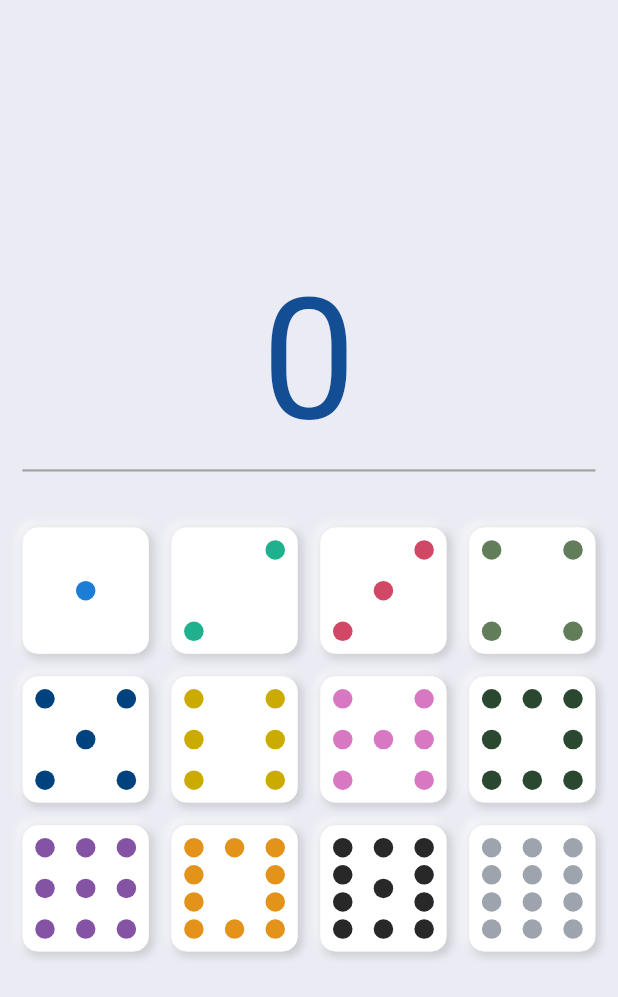
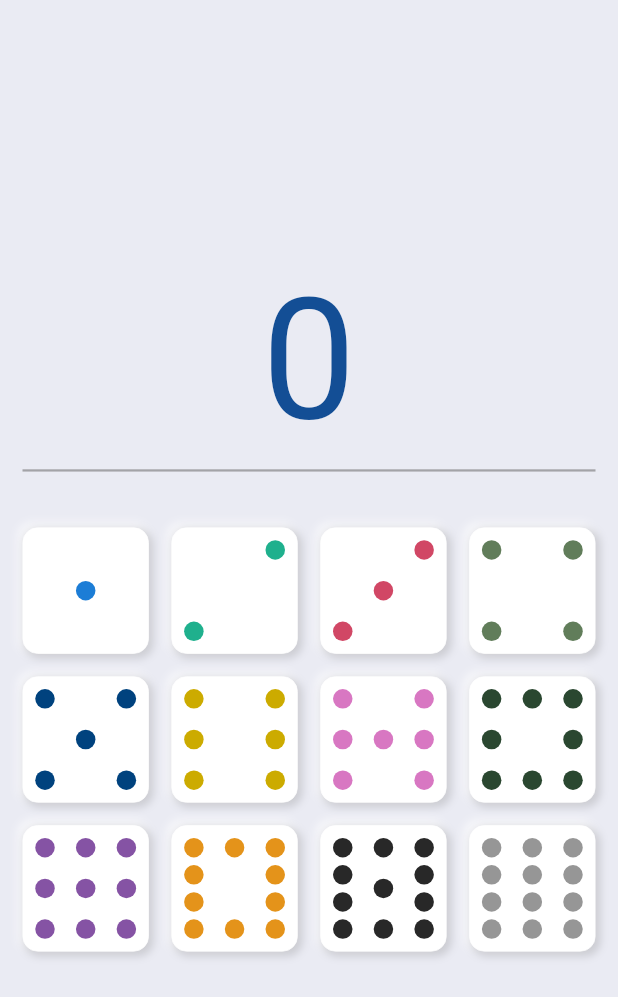
Before and after one commit to esron/mexican_calculator, a Flutter app: the screen it shows after launch, on a phone screen of 412 x 824 dp. Shown: the top 997 px of the screen. Run offline on Flutter 3.47's test engine with Material 2 defaults, Android fonts, the light colour scheme and no system bars.

Commit message:
Changes the color of the dominoe twelve

```diff
--- a/lib/widgets/domino_piece.dart
+++ b/lib/widgets/domino_piece.dart
@@ -916,7 +916,7 @@ class DominoTwelve extends StatelessWidget {
               height: 13,
               width: 13,
               decoration: BoxDecoration(
-                color: Color(0xFF9da4ad),
+                color: Color(0xFF969696),
                 shape: BoxShape.circle,
               ),
             ),
@@ -924,7 +924,7 @@ class DominoTwelve extends StatelessWidget {
               height: 13,
               width: 13,
               decoration: BoxDecoration(
-                color: Color(0xFF9da4ad),
+                color: Color(0xFF969696),
                 shape: BoxShape.circle,
               ),
             ),
@@ -932,7 +932,7 @@ class DominoTwelve extends StatelessWidget {
               height: 13,
               width: 13,
               decoration: BoxDecoration(
-                color: Color(0xFF9da4ad),
+                color: Color(0xFF969696),
                 shape: BoxShape.circle,
               ),
             ),
@@ -940,7 +940,7 @@ class DominoTwelve extends StatelessWidget {
               height: 13,
               width: 13,
               decoration: BoxDecoration(
-                color: Color(0xFF9da4ad),
+                color: Color(0xFF969696),
                 shape: BoxShape.circle,
               ),
             ),
@@ -953,7 +953,7 @@ class DominoTwelve extends StatelessWidget {
               height: 13,
               width: 13,
               decoration: BoxDecoration(
-                color: Color(0xFF9da4ad),
+                color: Color(0xFF969696),
                 shape: BoxShape.circle,
               ),
             ),
@@ -961,7 +961,7 @@ class DominoTwelve extends StatelessWidget {
               height: 13,
               width: 13,
               decoration: BoxDecoration(
-                color: Color(0xFF9da4ad),
+                color: Color(0xFF969696),
                 shape: BoxShape.circle,
               ),
             ),
@@ -969,7 +969,7 @@ class DominoTwelve extends StatelessWidget {
               height: 13,
               width: 13,
               decoration: BoxDecoration(
-                color: Color(0xFF9da4ad),
+                color: Color(0xFF969696),
                 shape: BoxShape.circle,
               ),
             ),
@@ -977,7 +977,7 @@ class DominoTwelve extends StatelessWidget {
               height: 13,
               width: 13,
               decoration: BoxDecoration(
-                color: Color(0xFF9da4ad),
+                color: Color(0xFF969696),
                 shape: BoxShape.circle,
               ),
             ),
@@ -990,7 +990,7 @@ class DominoTwelve extends StatelessWidget {
               height: 13,
               width: 13,
               decoration: BoxDecoration(
-                color: Color(0xFF9da4ad),
+                color: Color(0xFF969696),
                 shape: BoxShape.circle,
               ),
             ),
@@ -998,7 +998,7 @@ class DominoTwelve extends StatelessWidget {
               height: 13,
               width: 13,
               decoration: BoxDecoration(
-                color: Color(0xFF9da4ad),
+                color: Color(0xFF969696),
                 shape: BoxShape.circle,
               ),
             ),
@@ -1006,7 +1006,7 @@ class DominoTwelve extends StatelessWidget {
               height: 13,
               width: 13,
               decoration: BoxDecoration(
-                color: Color(0xFF9da4ad),
+                color: Color(0xFF969696),
                 shape: BoxShape.circle,
               ),
             ),
@@ -1014,7 +1014,7 @@ class DominoTwelve extends StatelessWidget {
               height: 13,
               width: 13,
               decoration: BoxDecoration(
-                color: Color(0xFF9da4ad),
+                color: Color(0xFF969696),
                 shape: BoxShape.circle,
               ),
             ),
```
